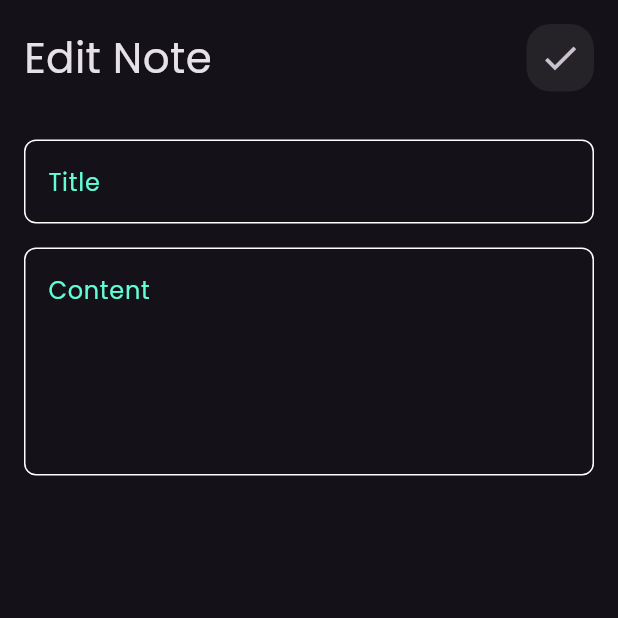
After one commit to joemohamed2020/notes_app, a Flutter app: the screen it shows after launch, after a tap on "Joe", on a phone screen of 412 x 824 dp, the top half of it. The commit adds this screen. Run offline on Flutter 3.47's test engine with Material 3 defaults, Android fonts, the phone set to English and light mode, and no system bars; our stand-ins replace hive; accounts and stored records are empty.

```diff
--- a/lib/models/note_model.dart
+++ b/lib/models/note_model.dart
@@ -1,6 +1,20 @@
-class NoteModel {
+import 'package:hive/hive.dart';
+
+part 'note_model.g.dart';
+
+@HiveType(typeId: 0)
+class NoteModel extends HiveObject {
+  @HiveField(0)
   String title;
+  @HiveField(1)
   String subTitle;
+  @HiveField(2)
+  String content;
+  @HiveField(3)
   String date;
-  NoteModel({required this.title, required this.subTitle, required this.date});
+  NoteModel(
+      {required this.title,
+      required this.subTitle,
+      required this.date,
+      required this.content});
 }
--- /dev/null
+++ b/lib/views/edit_note_view.dart
@@ -0,0 +1,11 @@
+import 'package:flutter/material.dart';
+import 'package:notes_app/views/widgets/edit_note_view_body.dart';
+
+class EditNoteView extends StatelessWidget {
+  const EditNoteView({super.key});
+
+  @override
+  Widget build(BuildContext context) {
+    return const SafeArea(child: Scaffold(body: EditNoteViewBody()));
+  }
+}
--- a/lib/views/widgets/custom_app_bar.dart
+++ b/lib/views/widgets/custom_app_bar.dart
@@ -4,18 +4,23 @@ import 'package:notes_app/views/widgets/search_icon_button_widget.dart';
 class CustomAppBar extends StatelessWidget {
   const CustomAppBar({
     super.key,
+    required this.title,
+    required this.icon,
   });
-
+  final String title;
+  final IconData icon;
   @override
   Widget build(BuildContext context) {
-    return  const Row(
+    return Row(
       children: [
         Text(
-          "Notes",
-          style: TextStyle(fontSize: 28),
+          title,
+          style: const TextStyle(fontSize: 28),
         ),
-        Spacer(),
-        SearchIconButtonWidget()
+        const Spacer(),
+        SearchIconButtonWidget(
+          icon: icon,
+        )
       ],
     );
   }
--- /dev/null
+++ b/lib/views/widgets/edit_note_view_body.dart
@@ -0,0 +1,26 @@
+import 'package:flutter/material.dart';
+import 'package:notes_app/views/widgets/custom_app_bar.dart';
+import 'package:notes_app/views/widgets/custom_text_field_widget.dart';
+
+class EditNoteViewBody extends StatelessWidget {
+  const EditNoteViewBody({super.key});
+
+  @override
+  Widget build(BuildContext context) {
+    return const Padding(
+      padding: EdgeInsets.all(16.0),
+      child: Column(
+        children: [
+          CustomAppBar(
+            title: "Edit Note",
+            icon: Icons.check,
+          ),
+          SizedBox(height: 32),
+          CustomTextField(text: "Title"),
+          SizedBox(height: 16),
+          CustomTextField(text: "Content", maxLines: 5),
+        ],
+      ),
+    );
+  }
+}
--- a/lib/views/widgets/note_card.dart
+++ b/lib/views/widgets/note_card.dart
@@ -1,12 +1,19 @@
 import 'package:flutter/material.dart';
 import 'package:notes_app/models/note_model.dart';
+import 'package:notes_app/views/edit_note_view.dart';
 
 class NoteCard extends StatelessWidget {
   const NoteCard({super.key, required this.noteModel});
   final NoteModel noteModel;
   @override
   Widget build(BuildContext context) {
-    return Container(
+    return GestureDetector(
+      onTap: () {
+        Navigator.of(context).push(MaterialPageRoute(builder: (context) {
+          return const EditNoteView();
+        }));
+      },
+      child: Container(
         decoration: const BoxDecoration(
             color: Color(0xffffcd7b),
             borderRadius: BorderRadius.all(Radius.circular(16))),
@@ -51,6 +58,7 @@ class NoteCard extends StatelessWidget {
             ],
           ),
         ),
+      ),
     );
   }
 }
--- a/lib/views/widgets/notes_view_body.dart
+++ b/lib/views/widgets/notes_view_body.dart
@@ -11,32 +11,32 @@ class NotesViewBody extends StatelessWidget {
         title: "Joe",
         subTitle: "hello Mother Fucker",
         date: "May 21, 2022",
-    ),
+        content: "das;akd;askd;a"),
     NoteModel(
         title: "Joe1",
         subTitle: "hello Mother Fucker1",
         date: "May 21, 20221",
-    ),
+        content: "das;akd;askd;a"),
     NoteModel(
         title: "Joe2",
         subTitle: "hello Mother Fucker1",
         date: "May 21, 20221",
-    ),
+        content: "das;akd;askd;a"),
     NoteModel(
         title: "Joe3",
         subTitle: "hello Mother Fucker1",
         date: "May 21, 20221",
-    ),
+        content: "das;akd;askd;a"),
     NoteModel(
         title: "Joe3",
         subTitle: "hello Mother Fucker1",
         date: "May 21, 20221",
-    ),
+        content: "das;akd;askd;a"),
     NoteModel(
         title: "Joe3",
         subTitle: "hello Mother Fucker1",
         date: "May 21, 20221",
-    )
+        content: "das;akd;askd;a")
   ];
 
   @override
@@ -45,7 +45,10 @@ class NotesViewBody extends StatelessWidget {
       padding: const EdgeInsets.all(16.0),
       child: Column(
         children: [
-          const CustomAppBar(),
+          const CustomAppBar(
+            title: "Notes",
+            icon: Icons.search,
+          ),
           const SizedBox(height: 16),
           NoteListView(
             list: list,
--- a/lib/views/widgets/search_icon_button_widget.dart
+++ b/lib/views/widgets/search_icon_button_widget.dart
@@ -3,8 +3,9 @@ import 'package:flutter/material.dart';
 class SearchIconButtonWidget extends StatelessWidget {
   const SearchIconButtonWidget({
     super.key,
+    required this.icon,
   });
-
+  final IconData icon;
   @override
   Widget build(BuildContext context) {
     return Container(
@@ -15,7 +16,7 @@ class SearchIconButtonWidget extends StatelessWidget {
           borderRadius: BorderRadius.circular(16)),
       child: IconButton(
         onPressed: () {},
-        icon: const Icon(Icons.search),
+        icon: Icon(icon),
         iconSize: 28,
       ),
     );
--- a/pubspec.yaml
+++ b/pubspec.yaml
@@ -28,6 +28,8 @@ environment:
 # the latest version available on pub.dev. To see which dependencies have newer
 # versions available, run `flutter pub outdated`.
 dependencies:
+  hive: ^2.2.3
+  hive_flutter: ^1.1.0
   flutter:
     sdk: flutter
 
@@ -37,6 +39,8 @@ dependencies:
   cupertino_icons: ^1.0.2
 
 dev_dependencies:
+  hive_generator: ^2.0.1
+  build_runner: ^2.4.8
   flutter_test:
     sdk: flutter
 
```
Also changed, not shown: lib/models/note_model.g.dart (added), pubspec.lock, 1 other file. Lines whose indentation alone changed are shown as unchanged.
